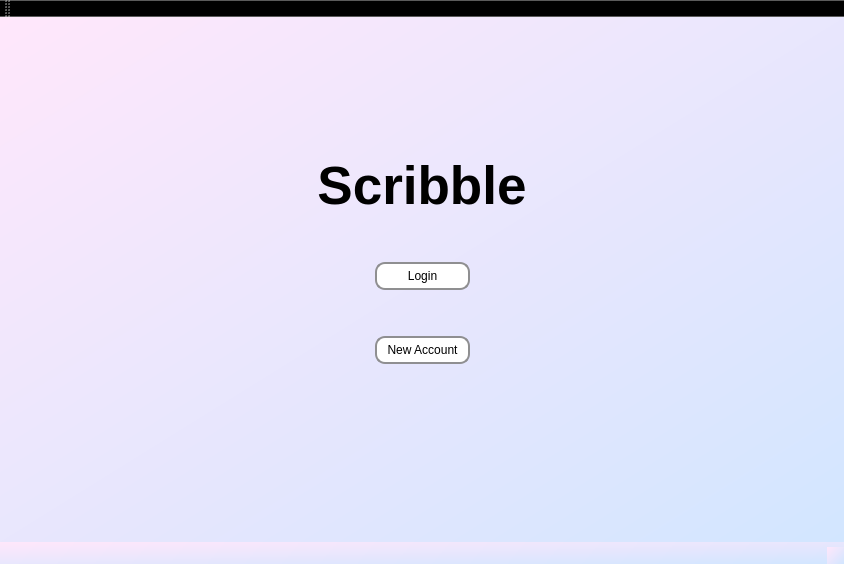
This is Skribbl App/ClientGUI/clientgui.ui in codralexandra/ProjectModernCpp-Particular-Science as Qt 5 draws it before an edit. The edited form follows.
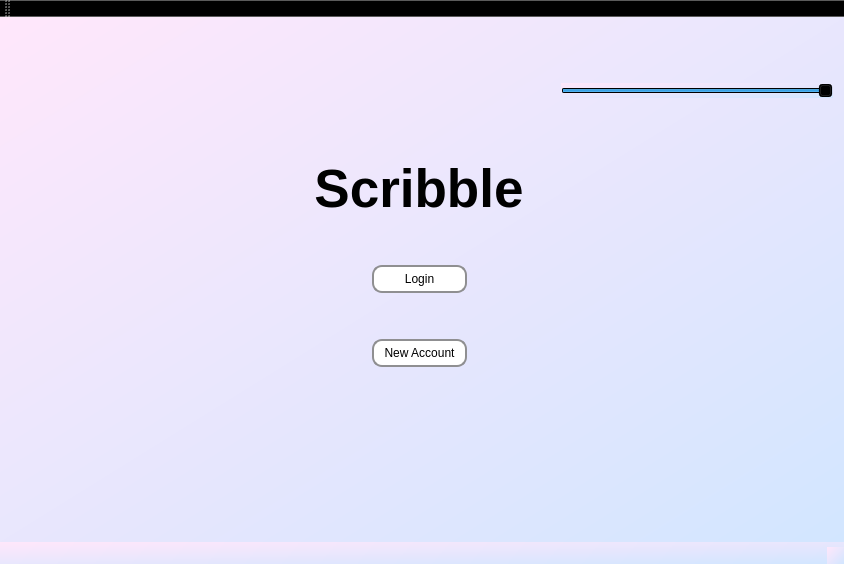
This is the edited form.

Commit message: Slider added for volume

```diff
--- a/Skribbl App/ClientGUI/clientgui.ui
+++ b/Skribbl App/ClientGUI/clientgui.ui
@@ -217,6 +217,16 @@
       </property>
      </spacer>
     </item>
+    <item row="0" column="2">
+     <widget class="QSlider" name="horizontalSlider">
+      <property name="sliderPosition">
+       <number>99</number>
+      </property>
+      <property name="orientation">
+       <enum>Qt::Horizontal</enum>
+      </property>
+     </widget>
+    </item>
    </layout>
   </widget>
   <widget class="QMenuBar" name="menuBar">
```
The commit also changes 3 other files.
